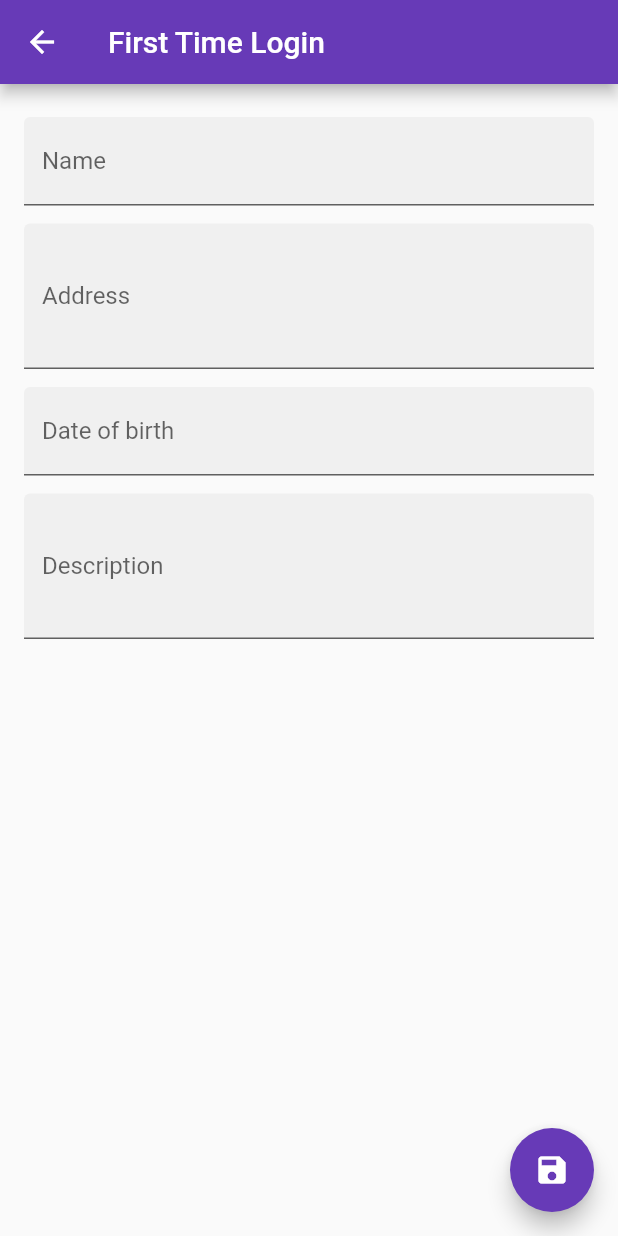
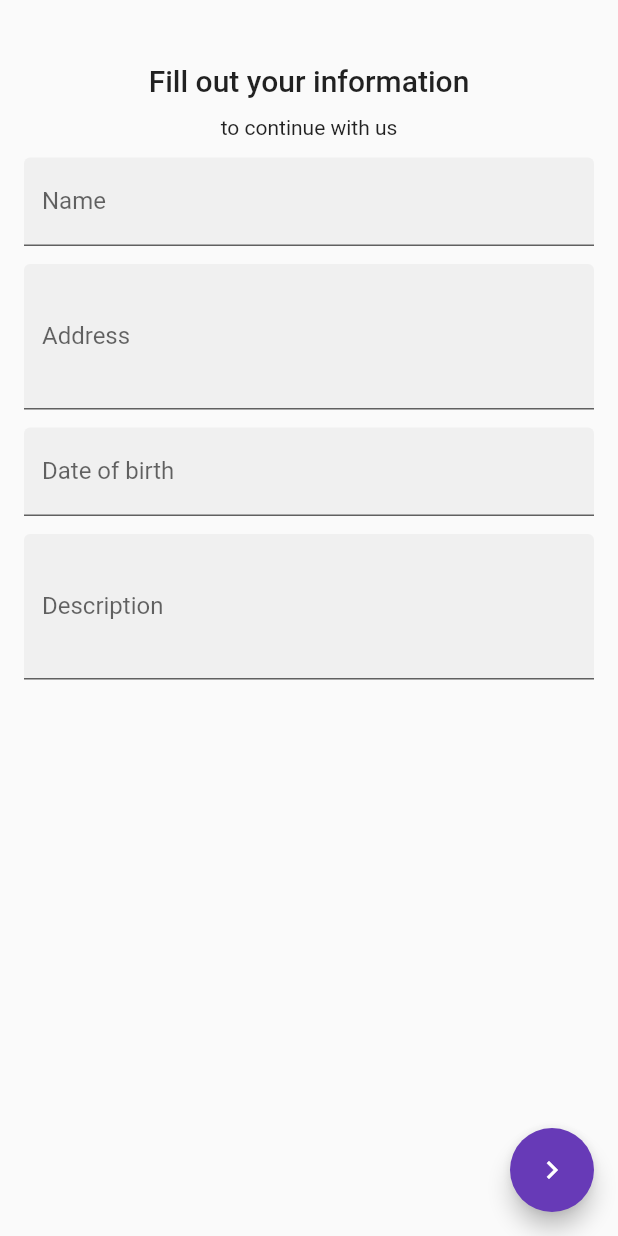
Before and after one commit to 0xHexE/dr-appointment-flutter, a Flutter app: the FirstTimeLoginPage screen opened directly, on a phone screen of 412 x 824 dp. Run offline on Flutter 3.47's test engine with Material 2 defaults, Android fonts, the phone set to English and light mode, and no system bars; drawn by our look-alikes of datetime_picker_formfield; our stand-ins replace charts_flutter, firebase_auth, flutter_native_timezone, timezone; missing offline and left inert: http_interceptor; accounts and stored records are empty; statements that could not run were skipped.

Commit message:
Merge branch 'feat/new' of https://github.com/httpsOmkar/dr-animo-flutter into feat/new
# Conflicts:
#	lib/notification.dart

```diff
--- a/lib/components/dashboard/next_appoitment.dart
+++ b/lib/components/dashboard/next_appoitment.dart
@@ -26,6 +26,7 @@ class NextAppointmentData extends StatelessWidget {
                     right: 12.0,
                   ),
                   child: Card(
+                    elevation: 4.0,
                     child: Column(
                       mainAxisSize: MainAxisSize.min,
                       children: <Widget>[
@@ -40,6 +41,7 @@ class NextAppointmentData extends StatelessWidget {
                         ),
                         ButtonTheme.bar(
                           child: ButtonBar(
+                            alignment: MainAxisAlignment.start,
                             children: <Widget>[
                               FlatButton(
                                 child: Text("VIEW"),
--- a/lib/main.dart
+++ b/lib/main.dart
@@ -32,7 +32,8 @@ class _MainAppState extends State<MainApp> {
         theme: defaultConfig.theme,
         showPerformanceOverlay: _showPerformanceOverlay,
         home: Root(),
-        ));
+      ),
+    );
   }
 }
 
--- a/lib/pages/registration/first_time_login.dart
+++ b/lib/pages/registration/first_time_login.dart
@@ -29,13 +29,17 @@ class _FirstTimeLoginPageState extends State<FirstTimeLoginPage> {
       content: Text('Creating...'),
     ));
 
-    final response = await HttpClient.of(context).client.patch("/clients/create",
-        body: json.encode({
-          "name": _nameController.text,
-          "address": _addressController.text,
-          "dateOfBirth": _dateOfBirthController.text,
-          "description": _descriptionController.text
-        }));
+    final response = await HttpClient.of(context).client.patch(
+          "/data/api/v1/onboard/start",
+          body: json.encode(
+            {
+              "name": _nameController.text,
+              "address": _addressController.text,
+              "dateOfBirth": _dateOfBirthController.text,
+              "description": _descriptionController.text,
+            },
+          ),
+        );
     isLoading = true;
 
     data.close();
@@ -70,14 +74,20 @@ class _FirstTimeLoginPageState extends State<FirstTimeLoginPage> {
   @override
   Widget build(BuildContext context) {
     return Scaffold(
-      appBar: AppBar(
-        title: Text('First Time Login'),
-      ),
       body: Form(
         key: _form,
         child: ListView(
-          padding: EdgeInsets.all(16.0),
+          padding: EdgeInsets.only(left: 16.0, right: 16.0, top: 36.0),
           children: <Widget>[
+            Text(
+              "Fill out your information",
+              textAlign: TextAlign.center,
+              style: Theme.of(context).textTheme.title,
+            ),
+            Text(
+              "to continue with us",
+              textAlign: TextAlign.center,
+            ),
             TextFormField(
               controller: _nameController,
               decoration: InputDecoration(
@@ -138,7 +148,7 @@ class _FirstTimeLoginPageState extends State<FirstTimeLoginPage> {
       floatingActionButton: FloatingActionButton(
         onPressed: () => handleSave(context),
         isExtended: true,
-        child: Icon(Icons.save),
+        child: Icon(Icons.navigate_next),
       ),
     );
   }
```
Also changed, not shown: lib/root.dart (+73 -3 lines), lib/services/authentication.dart (+50 -0 lines), lib/utils/http_client.dart (+13 -1 lines). Lines whose indentation alone changed are shown as unchanged.
